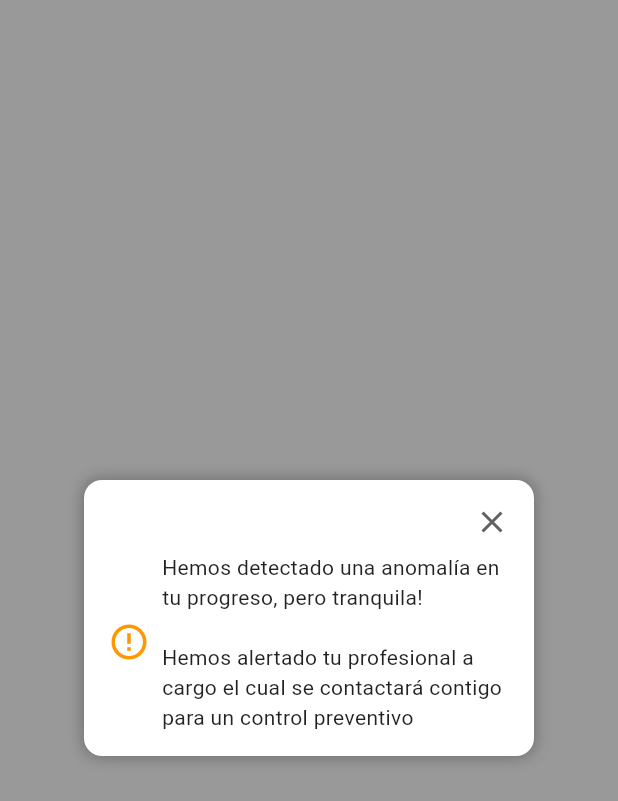
After one commit to ilson28/maternal_care, a Flutter app: the AnomaliaModal screen opened by its route, on a phone screen of 412 x 824 dp. The commit adds this screen. Shown: the top 801 px of the screen. Run offline on Flutter 3.47's test engine with Material 3 defaults, Android fonts, the phone set to English and light mode, and no system bars; our stand-ins replace google_fonts.

Commit message:
feat: add navegations.

```diff
--- a/lib/screens/question_1.dart
+++ b/lib/screens/question_1.dart
@@ -9,7 +9,9 @@ class Question_1 extends StatelessWidget {
         child: Scaffold(
       body: Questions(
           question: "Como consideras que es tu estado de animo actual?",
-          emoji: true),
+          emoji: true,
+          next: "/question_2",
+          back: "/user-progress"),
     ));
   }
 }
--- a/lib/screens/question_2.dart
+++ b/lib/screens/question_2.dart
@@ -9,7 +9,9 @@ class Question_2 extends StatelessWidget {
         child: Scaffold(
       body: Questions(
           question: "¿Has presentado náuseas, vómitos o mareos hoy?",
-          emoji: true),
+          emoji: false,
+          next: '/question_3',
+          back: "/question_1"),
     ));
   }
 }
--- /dev/null
+++ b/lib/widgets/alert.dart
@@ -0,0 +1,72 @@
+import 'package:flutter/material.dart';
+
+class AnomaliaModal extends StatelessWidget {
+  @override
+  Widget build(BuildContext context) {
+    return Scaffold(
+      body: Stack(
+        children: [
+          // Fondo de la pantalla (puedes poner tu UI aquí)
+          Container(
+            color: Colors.white,
+            child: Center(
+              child: Text(
+                "Pantalla principal",
+                style: TextStyle(fontSize: 20),
+              ),
+            ),
+          ),
+
+          // Fondo translúcido de la modal
+          Container(
+            color: Colors.black.withOpacity(0.4),
+          ),
+
+          // Contenido de la modal
+          Center(
+            child: Container(
+              width: 300,
+              padding: EdgeInsets.all(16),
+              decoration: BoxDecoration(
+                color: Colors.white,
+                borderRadius: BorderRadius.circular(12),
+                boxShadow: [
+                  BoxShadow(
+                    color: Colors.black26,
+                    blurRadius: 8,
+                    spreadRadius: 1,
+                  )
+                ],
+              ),
+              child: Column(
+                mainAxisSize: MainAxisSize.min,
+                children: [
+                  Align(
+                    alignment: Alignment.topRight,
+                    child: GestureDetector(
+                      onTap: () => Navigator.pop(context),
+                      child: Icon(Icons.close, color: Colors.grey[700]),
+                    ),
+                  ),
+                  SizedBox(height: 8),
+                  Row(
+                    children: [
+                      Icon(Icons.error_outline, color: Colors.orange, size: 28),
+                      SizedBox(width: 8),
+                      Expanded(
+                        child: Text(
+                          "Hemos detectado una anomalía en tu progreso, pero tranquila!\n\nHemos alertado tu profesional a cargo el cual se contactará contigo para un control preventivo",
+                          style: TextStyle(fontSize: 14, color: Colors.black87),
+                        ),
+                      ),
+                    ],
+                  ),
+                ],
+              ),
+            ),
+          ),
+        ],
+      ),
+    );
+  }
+}
```
Also changed, not shown: lib/myApp.dart (+7 -3 lines), lib/screens/answer.dart (+7 -2 lines), lib/screens/answer_saved.dart (+11 -1 lines), lib/screens/question_3.dart (+5 -2 lines), lib/screens/question_4.dart (+5 -2 lines), lib/screens/question_5.dart (+5 -2 lines), lib/screens/userProgress.dart (+8 -3 lines), lib/screens/videosSection.dart (+10 -5 lines), lib/widgets/menu.dart (+29 -5 lines), lib/widgets/questions.dart (+28 -5 lines), lib/widgets/terms_dialog.dart (added, +112 -0 lines), lib/widgets/whiteBox.dart (+13 -2 lines).
